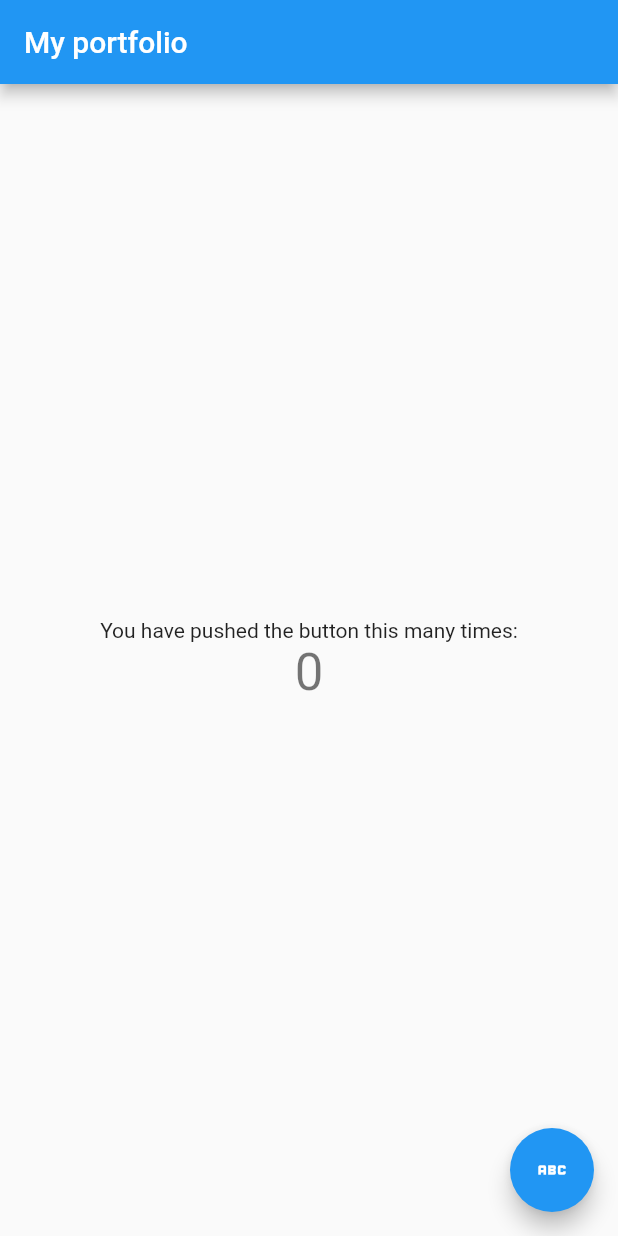
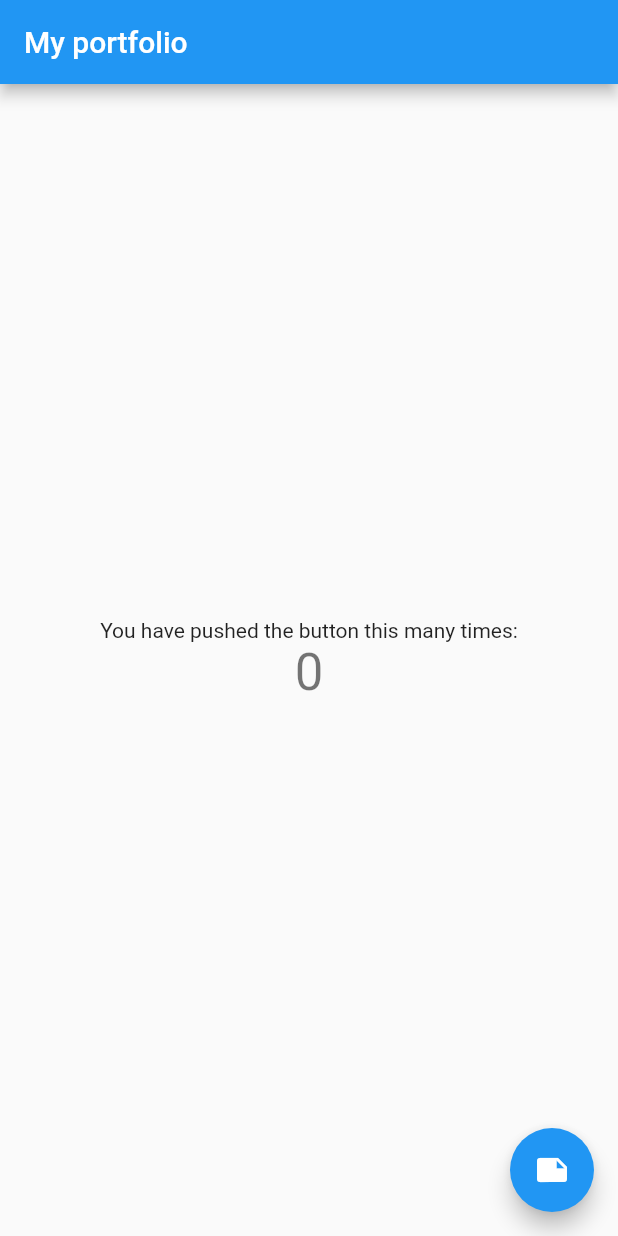
Before and after one commit to RidmiSilva/ridmi_portfolio_web, a Flutter app: the screen it shows after launch, on a phone screen of 412 x 824 dp. Run offline on Flutter 3.47's test engine with Material 2 defaults, Android fonts, the phone set to English and light mode, and no system bars.

Commit message:
changed icon as requested

```diff
--- a/lib/main.dart
+++ b/lib/main.dart
@@ -108,7 +108,7 @@ class _MyHomePageState extends State<MyHomePage> {
       floatingActionButton: FloatingActionButton(
         onPressed: _incrementCounter,
         tooltip: 'Increment',
-        child: const Icon(Icons.abc),
+        child: const Icon(Icons.note),
       ), // This trailing comma makes auto-formatting nicer for build methods.
     );
   }
```
